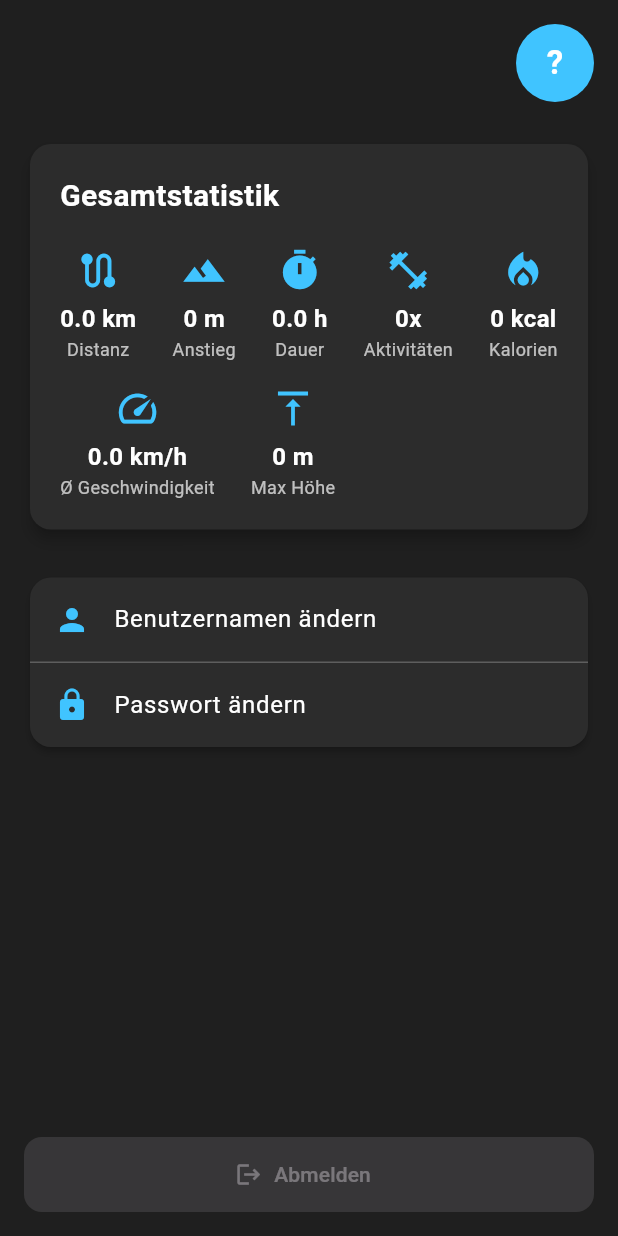
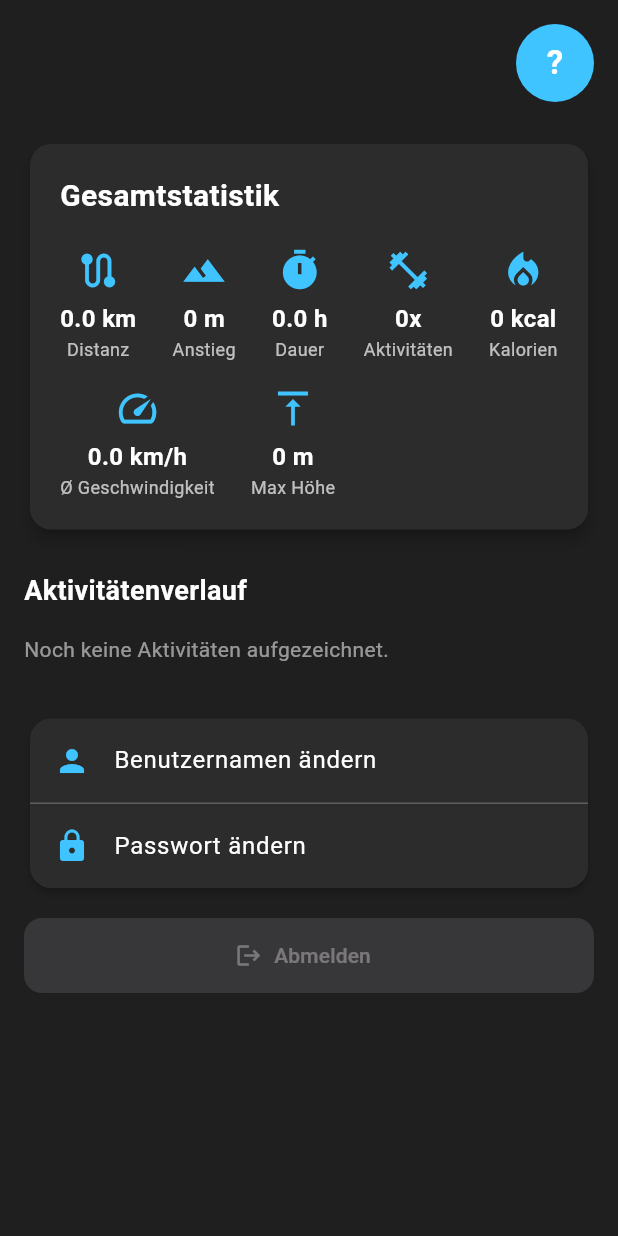
Before and after one commit to EdgeLordE/HikeMate, a Flutter app: the ProfilePage screen opened directly, on a phone screen of 412 x 824 dp. Run offline on Flutter 3.47's test engine with Material 3 defaults, Android fonts, the light colour scheme and no system bars; our stand-ins replace flutter_map, geolocator, latlong2, permission_handler, shared_preferences, supabase; missing offline and left inert: bcrypt, flutter_background, flutter_map_location_marker; accounts and stored records are empty.

Commit message:
ProfilePage: [+] Gesamtstatistik eingebaut [+] Aktivitätenverlauf

```diff
--- a/src/frontend/lib/Pages/ProfilePage.dart
+++ b/src/frontend/lib/Pages/ProfilePage.dart
@@ -1,29 +1,15 @@
 import 'package:flutter/material.dart';
+import '../Class/supabase_client.dart';
+import '../Class/User.dart';
 
 class ProfilePage extends StatefulWidget {
   const ProfilePage({
     Key? key,
-    this.username,
-    this.totalDistance = 0,
-    this.totalAscent = 0,
-    this.totalDurationHours = 0,
-    this.totalActivities = 0,
-    this.totalCalories = 0,
-    this.averageSpeed = 0,
-    this.maxElevation = 0,
     this.onLogout,
     this.onChangePassword,
     this.onChangeUsername,
   }) : super(key: key);
 
-  final String? username;
-  final num totalDistance;
-  final num totalAscent;
-  final num totalDurationHours;
-  final int totalActivities;
-  final int totalCalories;
-  final double averageSpeed;
-  final int maxElevation;
   final VoidCallback? onLogout;
   final VoidCallback? onChangePassword;
   final VoidCallback? onChangeUsername;
@@ -33,39 +19,188 @@ class ProfilePage extends StatefulWidget {
 }
 
 class _ProfilePageState extends State<ProfilePage> {
+  bool _isLoading = true;
+
+  double _totalDistance = 0.0;
+  int _totalAscent = 0;
+  double _totalDuration = 0.0;
+  int _totalActivities = 0;
+  int _totalCalories = 0;
+  double _averageSpeed = 0.0;
+  int _maxElevation = 0;
+
+  List<Map<String, dynamic>> _activities = [];
+
+  @override
+  void initState() {
+    super.initState();
+    _fetchStatsAndActivities();
+  }
+
+  Future<void> _fetchStatsAndActivities() async {
+    try {
+      final int currentUserId = User.id;
+      if (currentUserId <= 0) {
+        setState(() {
+          _isLoading = false;
+        });
+        return;
+      }
+      final List<dynamic> response = await supabase
+          .from('Activity')
+          .select('Distance, Increase, Duration, Calories, MaxAltitude, Date')
+          .eq('UserID', currentUserId)
+          .order('Date', ascending: false);
+
+      final List<Map<String, dynamic>> rows = List<Map<String, dynamic>>.from(response);
+
+      double sumDist = 0.0;
+      int sumAscent = 0;
+      double sumDuration = 0.0;
+      int sumCalories = 0;
+      int maxAlt = 0;
+
+      for (final row in rows) {
+        final dist = (row['Distance'] as num?)?.toDouble() ?? 0.0;
+        final ascent = (row['Increase'] as num?)?.toInt() ?? 0;
+        final dur = (row['Duration'] as num?)?.toDouble() ?? 0.0;
+        final cal = (row['Calories'] as num?)?.toInt() ?? 0;
+        final alt = (row['MaxAltitude'] as num?)?.toInt() ?? 0;
+
+        sumDist += dist;
+        sumAscent += ascent;
+        sumDuration += dur;
+        sumCalories += cal;
+        if (alt > maxAlt) {
+          maxAlt = alt;
+        }
+      }
+
+      final int activityCount = rows.length;
+      final double avgSpeed = (sumDuration > 0) ? (sumDist / sumDuration) : 0.0;
+
+      setState(() {
+        _totalDistance = sumDist;
+        _totalAscent = sumAscent;
+        _totalDuration = sumDuration;
+        _totalActivities = activityCount;
+        _totalCalories = sumCalories;
+        _averageSpeed = avgSpeed;
+        _maxElevation = maxAlt;
+        _activities = rows;
+        _isLoading = false;
+      });
+    } catch (e) {
+      debugPrint('Fehler beim Laden der Statistiken: $e');
+      setState(() {
+        _isLoading = false;
+      });
+    }
+  }
+
   Widget _buildStat(IconData icon, String label, String value) {
     return Column(
       mainAxisSize: MainAxisSize.min,
       children: [
         Icon(icon, color: Colors.lightBlueAccent, size: 30),
         const SizedBox(height: 6),
-        Text(value, style: const TextStyle(color: Colors.white, fontSize: 16, fontWeight: FontWeight.bold)),
-        Text(label, style: const TextStyle(color: Colors.white70, fontSize: 12)),
+        Text(
+          value,
+          style: const TextStyle(
+            color: Colors.white,
+            fontSize: 16,
+            fontWeight: FontWeight.bold,
+          ),
+        ),
+        Text(
+          label,
+          style: const TextStyle(
+            color: Colors.white70,
+            fontSize: 12,
+          ),
+        ),
       ],
+    );
+  }
+
+  Widget _buildActivityItem(Map<String, dynamic> activity) {
+    final dist = (activity['Distance'] as num?)?.toDouble() ?? 0.0;
+    final ascent = (activity['Increase'] as num?)?.toInt() ?? 0;
+    final dur = (activity['Duration'] as num?)?.toDouble() ?? 0.0;
+    final cal = (activity['Calories'] as num?)?.toInt() ?? 0;
+    final alt = (activity['MaxAltitude'] as num?)?.toInt() ?? 0;
+    final dateString = activity['Date'] as String? ?? '';
+    DateTime date;
+    try {
+      date = DateTime.parse(dateString);
+    } catch (_) {
+      date = DateTime.now();
+    }
+
+    final formattedDate = '${date.day.toString().padLeft(2, '0')}.'
+        '${date.month.toString().padLeft(2, '0')}.'
+        '${date.year}';
+
+    return Card(
+      color: const Color(0xFF2C2C2C),
+      margin: const EdgeInsets.symmetric(horizontal: 16.0, vertical: 6.0),
+      shape: RoundedRectangleBorder(borderRadius: BorderRadius.circular(12)),
+      child: ListTile(
+        contentPadding: const EdgeInsets.symmetric(horizontal: 16.0, vertical: 8.0),
+        leading: Column(
+          mainAxisAlignment: MainAxisAlignment.center,
+          children: [
+            const Icon(Icons.calendar_today, color: Colors.lightBlueAccent),
+            const SizedBox(height: 4),
+            Text(
+              formattedDate,
+              style: const TextStyle(color: Colors.white70, fontSize: 12),
+            ),
+          ],
+        ),
+        title: Text(
+          'Distanz: ${dist.toStringAsFixed(1)} km, Dauer: ${dur.toStringAsFixed(1)} h',
+          style: const TextStyle(color: Colors.white),
+        ),
+        subtitle: Text(
+          'Anstieg: ${ascent} m • Kalorien: ${cal} kcal • Max H: ${alt} m',
+          style: const TextStyle(color: Colors.white70, fontSize: 12),
+        ),
+      ),
     );
   }
 
   @override
   Widget build(BuildContext context) {
-    final initial = (widget.username?.isNotEmpty ?? false)
-        ? widget.username!.substring(0, 1).toUpperCase()
-        : '?';
+    final userName = User.username;
+    final initial = (userName.isNotEmpty) ? userName.substring(0, 1).toUpperCase() : '?';
 
-    final stats = [
-      _buildStat(Icons.route, 'Distanz', '${widget.totalDistance.toStringAsFixed(1)} km'),
-      _buildStat(Icons.terrain, 'Anstieg', '${widget.totalAscent.toStringAsFixed(0)} m'),
-      _buildStat(Icons.timer, 'Dauer', '${widget.totalDurationHours.toStringAsFixed(1)} h'),
-      _buildStat(Icons.fitness_center, 'Aktivitäten', '${widget.totalActivities}x'),
-      _buildStat(Icons.local_fire_department, 'Kalorien', '${widget.totalCalories} kcal'),
-      _buildStat(Icons.speed, 'Ø Geschwindigkeit', '${widget.averageSpeed.toStringAsFixed(1)} km/h'),
-      _buildStat(Icons.vertical_align_top, 'Max Höhe', '${widget.maxElevation} m'),
+    if (_isLoading) {
+      return const Scaffold(
+        backgroundColor: Color(0xFF1F1F1F),
+        body: Center(
+          child: CircularProgressIndicator(
+            valueColor: AlwaysStoppedAnimation<Color>(Colors.lightBlueAccent),
+          ),
+        ),
+      );
+    }
+
+    final statsWidgets = <Widget>[
+      _buildStat(Icons.route, 'Distanz', '${_totalDistance.toStringAsFixed(1)} km'),
+      _buildStat(Icons.terrain, 'Anstieg', '${_totalAscent.toStringAsFixed(0)} m'),
+      _buildStat(Icons.timer, 'Dauer', '${_totalDuration.toStringAsFixed(1)} h'),
+      _buildStat(Icons.fitness_center, 'Aktivitäten', '${_totalActivities}x'),
+      _buildStat(Icons.local_fire_department, 'Kalorien', '${_totalCalories} kcal'),
+      _buildStat(Icons.speed, 'Ø Geschwindigkeit', '${_averageSpeed.toStringAsFixed(1)} km/h'),
+      _buildStat(Icons.vertical_align_top, 'Max Höhe', '${_maxElevation} m'),
     ];
 
     return Scaffold(
       backgroundColor: const Color(0xFF1F1F1F),
       body: SafeArea(
-        child: Column(
-          crossAxisAlignment: CrossAxisAlignment.stretch,
+        child: ListView(
+          padding: EdgeInsets.zero,
           children: [
             Padding(
               padding: const EdgeInsets.all(16.0),
@@ -74,20 +209,27 @@ class _ProfilePageState extends State<ProfilePage> {
                 child: CircleAvatar(
                   radius: 26,
                   backgroundColor: Colors.lightBlueAccent,
-                  child: Text(initial,
-                      style: const TextStyle(
-                          color: Colors.white,
-                          fontSize: 22,
-                          fontWeight: FontWeight.bold)),
+                  child: Text(
+                    initial,
+                    style: const TextStyle(
+                      color: Colors.white,
+                      fontSize: 22,
+                      fontWeight: FontWeight.bold,
+                    ),
+                  ),
                 ),
               ),
             ),
+
             const SizedBox(height: 8),
+
             Padding(
               padding: const EdgeInsets.symmetric(horizontal: 16.0),
               child: Card(
                 color: const Color(0xFF2C2C2C),
-                shape: RoundedRectangleBorder(borderRadius: BorderRadius.circular(14)),
+                shape: RoundedRectangleBorder(
+                  borderRadius: BorderRadius.circular(14),
+                ),
                 elevation: 4,
                 child: Padding(
                   padding: const EdgeInsets.all(20.0),
@@ -97,62 +239,104 @@ class _ProfilePageState extends State<ProfilePage> {
                       const Text(
                         'Gesamtstatistik',
                         style: TextStyle(
-                            color: Colors.white,
-                            fontSize: 20,
-                            fontWeight: FontWeight.bold),
+                          color: Colors.white,
+                          fontSize: 20,
+                          fontWeight: FontWeight.bold,
+                        ),
                       ),
                       const SizedBox(height: 20),
                       Wrap(
                         spacing: 24,
                         runSpacing: 16,
-                        children: stats,
+                        children: statsWidgets,
                       ),
                     ],
                   ),
                 ),
               ),
             ),
+
             const SizedBox(height: 24),
+
+            const Padding(
+              padding: EdgeInsets.symmetric(horizontal: 16.0),
+              child: Text(
+                'Aktivitätenverlauf',
+                style: TextStyle(
+                  color: Colors.white,
+                  fontSize: 18,
+                  fontWeight: FontWeight.bold,
+                ),
+              ),
+            ),
+
+            const SizedBox(height: 8),
+
+            if (_activities.isEmpty)
+              const Padding(
+                padding: EdgeInsets.symmetric(horizontal: 16.0, vertical: 8.0),
+                child: Text(
+                  'Noch keine Aktivitäten aufgezeichnet.',
+                  style: TextStyle(color: Colors.white54),
+                ),
+              )
+            else
+              ..._activities.map((act) => _buildActivityItem(act)),
+
+            const SizedBox(height: 24),
+
             Padding(
               padding: const EdgeInsets.symmetric(horizontal: 16.0),
               child: Card(
                 color: const Color(0xFF2C2C2C),
-                shape: RoundedRectangleBorder(borderRadius: BorderRadius.circular(14)),
+                shape: RoundedRectangleBorder(
+                  borderRadius: BorderRadius.circular(14),
+                ),
                 elevation: 2,
                 child: Column(
                   mainAxisSize: MainAxisSize.min,
                   children: [
                     ListTile(
                       leading: const Icon(Icons.person, color: Colors.lightBlueAccent),
-                      title: const Text('Benutzernamen ändern', style: TextStyle(color: Colors.white)),
+                      title: const Text(
+                        'Benutzernamen ändern',
+                        style: TextStyle(color: Colors.white),
+                      ),
                       onTap: widget.onChangeUsername,
                     ),
                     const Divider(height: 1, color: Colors.white24),
                     ListTile(
                       leading: const Icon(Icons.lock, color: Colors.lightBlueAccent),
-                      title: const Text('Passwort ändern', style: TextStyle(color: Colors.white)),
+                      title: const Text(
+                        'Passwort ändern',
+                        style: TextStyle(color: Colors.white),
+                      ),
                       onTap: widget.onChangePassword,
                     ),
-
-
                   ],
                 ),
               ),
             ),
-            const Spacer(),
+
+            const SizedBox(height: 16),
+
             Padding(
-              padding: const EdgeInsets.all(16.0),
+              padding: const EdgeInsets.symmetric(horizontal: 16.0),
               child: ElevatedButton.icon(
                 icon: const Icon(Icons.logout),
                 label: const Text('Abmelden'),
                 style: ElevatedButton.styleFrom(
                   backgroundColor: Colors.redAccent,
                   minimumSize: const Size.fromHeight(50),
-                  shape: RoundedRectangleBorder(borderRadius: BorderRadius.circular(12)),
+                  shape: RoundedRectangleBorder(
+                    borderRadius: BorderRadius.circular(12),
+                  ),
                 ),
                 onPressed: widget.onLogout,
               ),
             ),
+
+            const SizedBox(height: 24),
           ],
         ),
       ),
```
